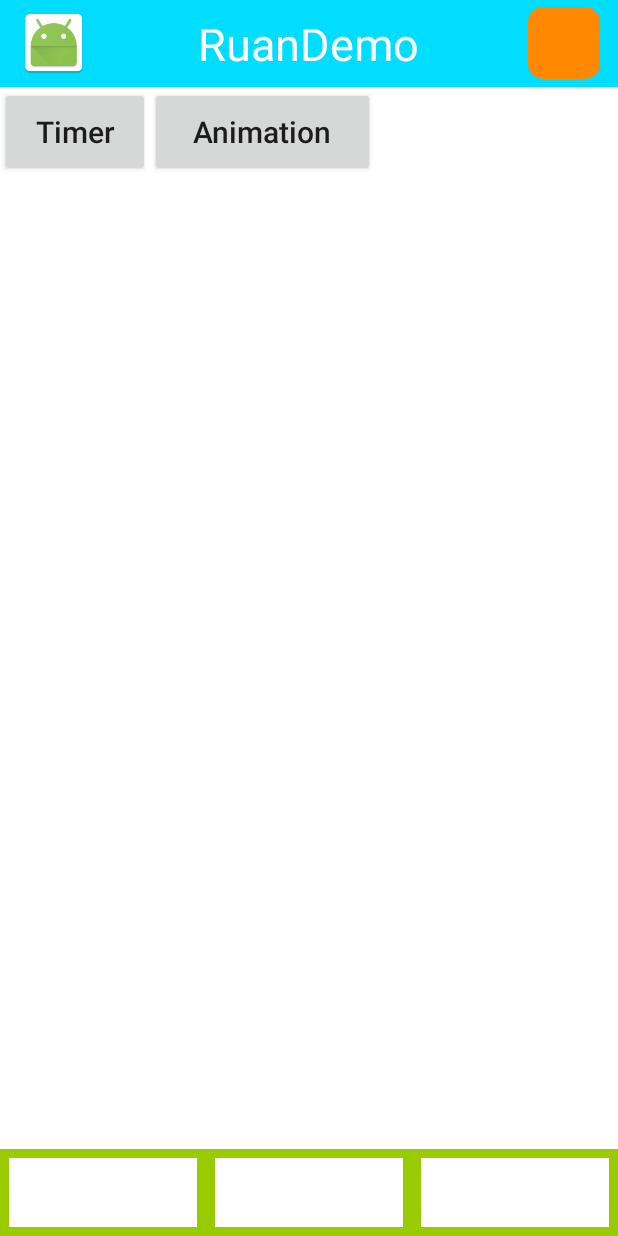
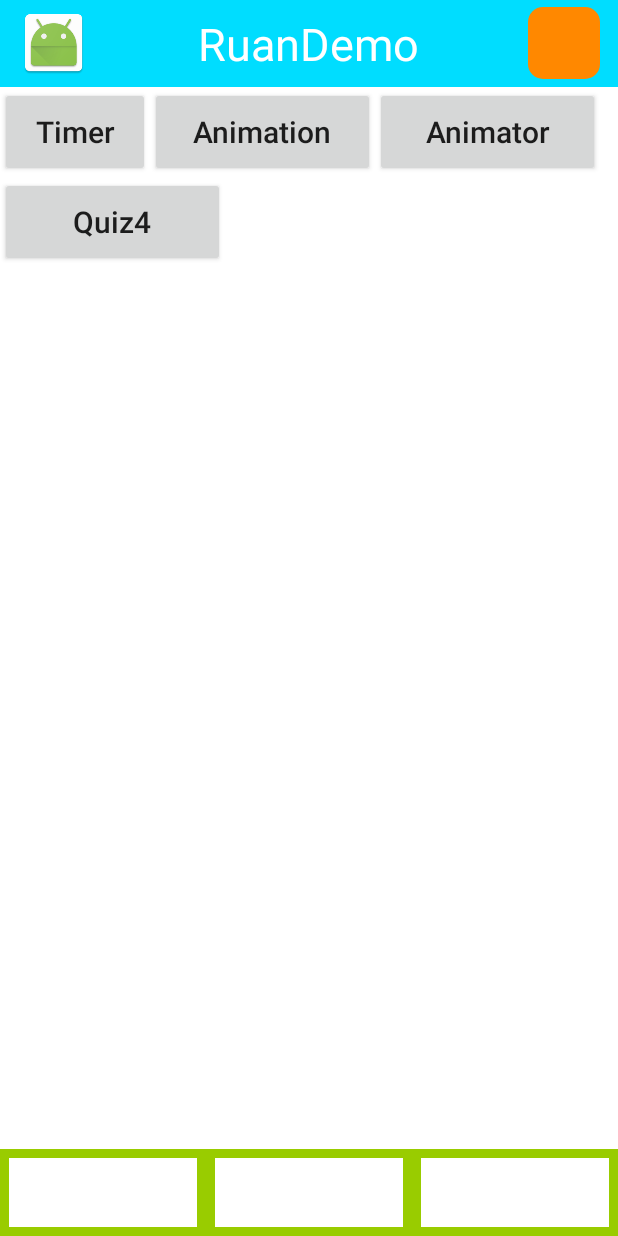
Before and after one commit to rvanterpool2/RuanDemo, an Android app: the screen it shows after launch (MainActivity), on a phone screen of 412 x 824 dp. Run offline under Robolectric (Android 15) with nearby library versions, the phone set to English and light mode, and no system bars; our stand-ins replace ButterKnife.

Commit message:
second commit

```diff
--- a/app/src/main/AndroidManifest.xml
+++ b/app/src/main/AndroidManifest.xml
@@ -22,7 +22,6 @@
             android:label="@string/title_activity_list_view"
             android:theme="@style/AppTheme.NoActionBar"/>
         <activity android:name=".ViewPagerActivity"/>
-        <activity android:name=".BaseActivity"/>
         <activity android:name=".DialogActivity"/>
         <activity
             android:name=".Activity_A"
@@ -40,6 +39,10 @@
         </activity>
         <activity android:name=".activity_Animation">
         </activity>
+        <activity android:name=".AnimatorActivity">
+        </activity>
+        <activity android:name=".Quiz_4">
+        </activity>
     </application>
 
 </manifest>
--- a/app/src/main/java/ruan/ruandemo/ActivityTimer.java
+++ b/app/src/main/java/ruan/ruandemo/ActivityTimer.java
@@ -65,4 +65,9 @@ public class ActivityTimer extends BaseActivity {
             ButterKnife.bind(this);
             timerButton.setOnClickListener(start);
         }
+
+    @Override
+    public void onClick(View v) {
+
     }
+}
--- a/app/src/main/java/ruan/ruandemo/BaseActivity.java
+++ b/app/src/main/java/ruan/ruandemo/BaseActivity.java
@@ -3,9 +3,10 @@ package ruan.ruandemo;
 import android.content.Intent;
 import android.support.v7.app.AppCompatActivity;
 import android.os.Bundle;
+import android.view.View;
 import android.widget.Toast;
 
-public class BaseActivity extends AppCompatActivity {
+public abstract class BaseActivity extends AppCompatActivity {
 
     @Override
     protected void onCreate(Bundle savedInstanceState) {
@@ -25,4 +26,6 @@ public class BaseActivity extends AppCompatActivity {
     public void toastShort(String content) {
         Toast.makeText(this, content, Toast.LENGTH_SHORT).show();
     }
+
+    public abstract void onClick(View v);
 }
--- a/app/src/main/java/ruan/ruandemo/DialogActivity.java
+++ b/app/src/main/java/ruan/ruandemo/DialogActivity.java
@@ -7,6 +7,7 @@ import android.content.Intent;
 import android.os.Bundle;
 import android.support.annotation.IdRes;
 import android.support.v7.app.AlertDialog;
+import android.view.View;
 import android.widget.EditText;
 import android.widget.RadioGroup;
 import java.util.ArrayList;
@@ -263,4 +264,9 @@ public class DialogActivity extends BaseActivity {
         });
 
     }
+
+    @Override
+    public void onClick(View v) {
+
+    }
 }
--- a/app/src/main/res/layout/activity__animation.xml
+++ b/app/src/main/res/layout/activity__animation.xml
@@ -71,7 +71,7 @@
         android:layout_gravity="center"
         android:gravity="center"
         android:textSize="45sp"
-        android:background="@color/Lime"
+        android:background="@color/Black"
         android:layout_centerInParent="true"/>
         <!--tools:layout_editor_absoluteY="100dp"-->
         <!--tools:layout_editor_absoluteX= "85dp"/>-->
--- a/app/src/main/res/layout/activity_main.xml
+++ b/app/src/main/res/layout/activity_main.xml
@@ -71,6 +71,7 @@
 
         </LinearLayout>
     <FrameLayout
+        android:id="@+id/main_fl"
         android:layout_height="match_parent"
         android:layout_width="match_parent"
         android:layout_below="@id/title_bar"
@@ -93,10 +94,24 @@
                 android:layout_height="60dp"
                 android:text="Animation"
                 android:textSize="20sp"
+                android:textAllCaps="false"/>
+            <Button
+                android:id="@+id/animator_bt"
+                android:layout_width="150dp"
+                android:layout_height="60dp"
+                android:text="Animator"
+                android:textSize="20sp"
                 android:textAllCaps="false"
                 />
         </LinearLayout>
-
+        <Button
+            android:id="@+id/Quiz_bt"
+            android:layout_width="150dp"
+            android:layout_height="60dp"
+            android:layout_marginTop="60dp"
+            android:text="Quiz4"
+            android:textSize="20sp"
+            android:textAllCaps="false"/>
     </FrameLayout>
 
 
--- a/build.gradle
+++ b/build.gradle
@@ -5,7 +5,7 @@ buildscript {
         jcenter()
     }
     dependencies {
-        classpath 'com.android.tools.build:gradle:2.3.0-rc1'
+        classpath 'com.android.tools.build:gradle:2.3.0'
 
         // NOTE: Do not place your application dependencies here; they belong
         // in the individual module build.gradle files
```
Also changed, not shown: app/src/main/java/ruan/ruandemo/MainActivity.java (+87 -5 lines), app/src/main/java/ruan/ruandemo/activity_Animation.java (+7 -1 lines).
